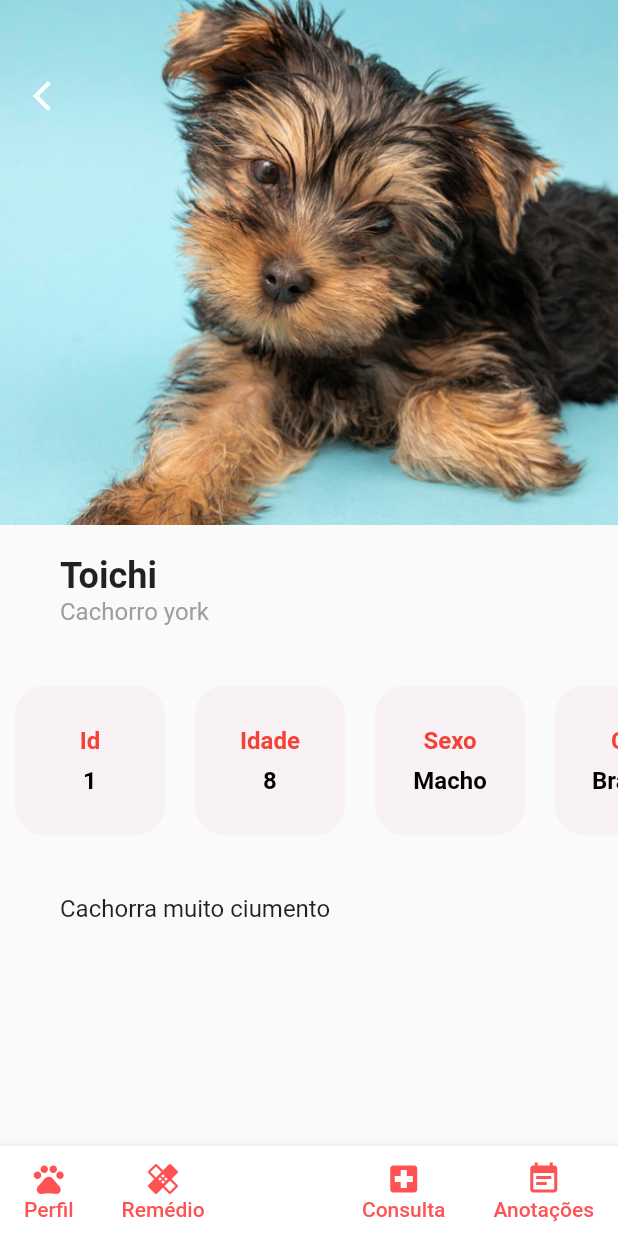
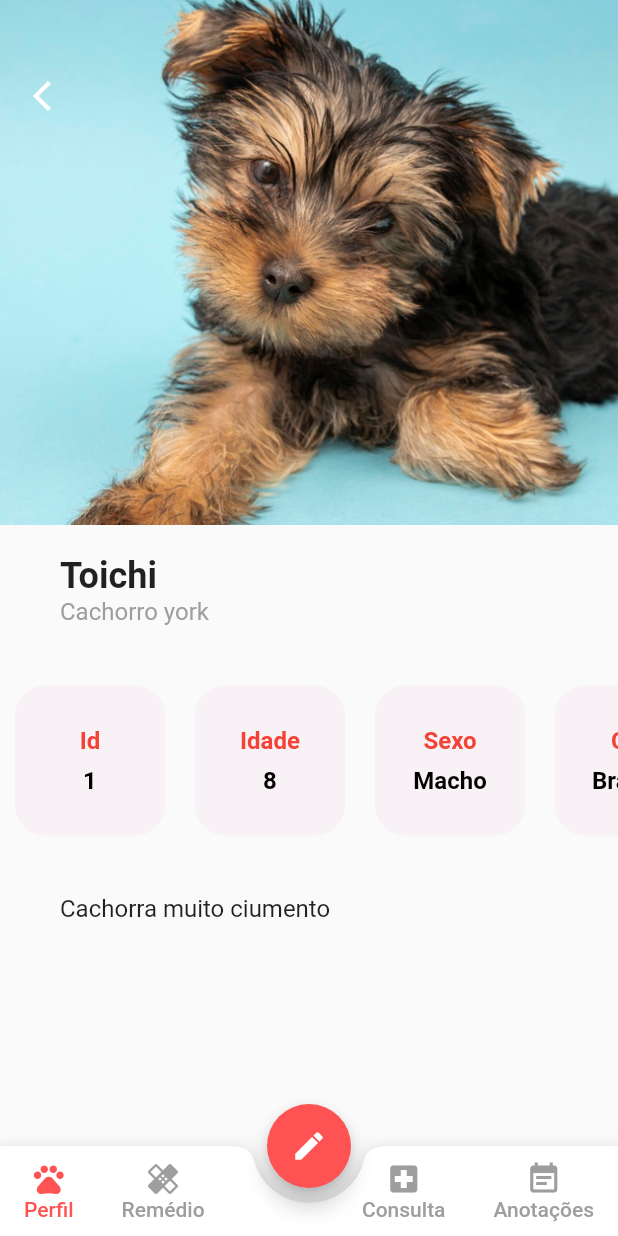
Before and after one commit to tiagoiwamoto/lifepet_app, a Flutter app: the screen it shows after launch, after a tap on "Toichi", on a phone screen of 412 x 824 dp. Run offline on Flutter 3.47's test engine with Material 2 defaults, Android fonts, the phone set to English and light mode, and no system bars; Roboto replaces fonts that are missing (Montserrat).

Commit message:
Finalizando navbar, adicionando pagina de remedios

```diff
--- a/lib/main.dart
+++ b/lib/main.dart
@@ -1,4 +1,5 @@
 import 'package:flutter/material.dart';
+import 'package:lifepet_app/models/pet_model.dart';
 import 'package:lifepet_app/screens/home_screen.dart';
 
 void main() => runApp(Main());
--- a/lib/screens/pet/perfil_pet_screen.dart
+++ b/lib/screens/pet/perfil_pet_screen.dart
@@ -141,7 +141,15 @@ class PerfilPetScreen extends StatelessWidget {
           ],
         ),
       ),
-      bottomNavigationBar: CustomNavbar(),
+      floatingActionButton: FloatingActionButton(
+        onPressed: () {},
+        child: Icon(
+          Icons.edit,
+        ),
+        backgroundColor: Colors.redAccent,
+      ),
+      floatingActionButtonLocation: FloatingActionButtonLocation.centerDocked,
+      bottomNavigationBar: CustomNavbar(pet: pet, paginaAberta: 0),
     );
   }
 }
--- a/lib/widgets/custom_navbar.dart
+++ b/lib/widgets/custom_navbar.dart
@@ -1,14 +1,29 @@
 import 'package:flutter/material.dart';
+import 'package:lifepet_app/models/pet_model.dart';
+import 'package:lifepet_app/screens/pet/perfil_pet_screen.dart';
+import 'package:lifepet_app/screens/pet/remedio_screen.dart';
 
 class CustomNavbar extends StatefulWidget {
+
+  int paginaAberta;
+  final Pet pet;
+
+
+  CustomNavbar({this.pet, this.paginaAberta});
+
   @override
   _CustomNavbarState createState() => _CustomNavbarState();
 }
 
 class _CustomNavbarState extends State<CustomNavbar> {
+
+  Widget paginaAtual;
+
   @override
   Widget build(BuildContext context) {
     return BottomAppBar(
+      shape: CircularNotchedRectangle(),
+      notchMargin: 10,
       child: Container(
         height: 60,
         child: Row(
@@ -19,18 +34,27 @@ class _CustomNavbarState extends State<CustomNavbar> {
               children: [
                 MaterialButton(
                   minWidth: 40,
-                  onPressed: () {},
+                  onPressed: () {
+                    setState(() {
+                      widget.paginaAberta = 0;
+                    });
+                    Navigator.of(context).pushReplacement(
+                      MaterialPageRoute(
+                        builder: (_) => PerfilPetScreen(pet: widget.pet),
+                      ),
+                    );
+                  },
                   child: Column(
                     mainAxisAlignment: MainAxisAlignment.center,
                     children: [
                       Icon(
                         Icons.pets,
-                        color: Colors.redAccent,
+                          color: widget.paginaAberta == 0 ? Colors.redAccent : Colors.grey
                       ),
                       Text(
                         "Perfil",
                         style: TextStyle(
-                          color: Colors.redAccent
+                          color: widget.paginaAberta == 0 ? Colors.redAccent : Colors.grey
                         ),
                       )
                     ],
@@ -38,18 +62,27 @@ class _CustomNavbarState extends State<CustomNavbar> {
                 ),
                 MaterialButton(
                   minWidth: 40,
-                  onPressed: () {},
+                  onPressed: () {
+                    setState(() {
+                      widget.paginaAberta = 1;
+                    });
+                    Navigator.of(context).pushReplacement(
+                      MaterialPageRoute(
+                        builder: (_) => RemedioScreen(pet: widget.pet),
+                      ),
+                    );
+                  },
                   child: Column(
                     mainAxisAlignment: MainAxisAlignment.center,
                     children: [
                       Icon(
                         Icons.healing,
-                        color: Colors.redAccent,
+                          color: widget.paginaAberta == 1 ? Colors.redAccent : Colors.grey
                       ),
                       Text(
                         "Remédio",
                         style: TextStyle(
-                            color: Colors.redAccent
+                            color: widget.paginaAberta == 1 ? Colors.redAccent : Colors.grey
                         ),
                       )
                     ],
@@ -62,18 +95,22 @@ class _CustomNavbarState extends State<CustomNavbar> {
               children: [
                 MaterialButton(
                   minWidth: 40,
-                  onPressed: () {},
+                  onPressed: () {
+                    setState(() {
+                      widget.paginaAberta = 2;
+                    });
+                  },
                   child: Column(
                     mainAxisAlignment: MainAxisAlignment.center,
                     children: [
                       Icon(
                         Icons.local_hospital,
-                        color: Colors.redAccent,
+                          color: widget.paginaAberta == 2 ? Colors.redAccent : Colors.grey
                       ),
                       Text(
                         "Consulta",
                         style: TextStyle(
-                          color: Colors.redAccent
+                            color: widget.paginaAberta == 2 ? Colors.redAccent : Colors.grey
                         ),
                       )
                     ],
@@ -81,18 +118,22 @@ class _CustomNavbarState extends State<CustomNavbar> {
                 ),
                 MaterialButton(
                   minWidth: 40,
-                  onPressed: () {},
+                  onPressed: () {
+                    setState(() {
+                      widget.paginaAberta = 3;
+                    });
+                  },
                   child: Column(
                     mainAxisAlignment: MainAxisAlignment.center,
                     children: [
                       Icon(
                         Icons.event_note,
-                        color: Colors.redAccent,
+                          color: widget.paginaAberta == 3 ? Colors.redAccent : Colors.grey
                       ),
                       Text(
                         "Anotações",
                         style: TextStyle(
-                            color: Colors.redAccent
+                            color: widget.paginaAberta == 3 ? Colors.redAccent : Colors.grey
                         ),
                       )
                     ],
```
Also changed, not shown: lib/screens/pet/remedio_screen.dart (added, +101 -0 lines).
